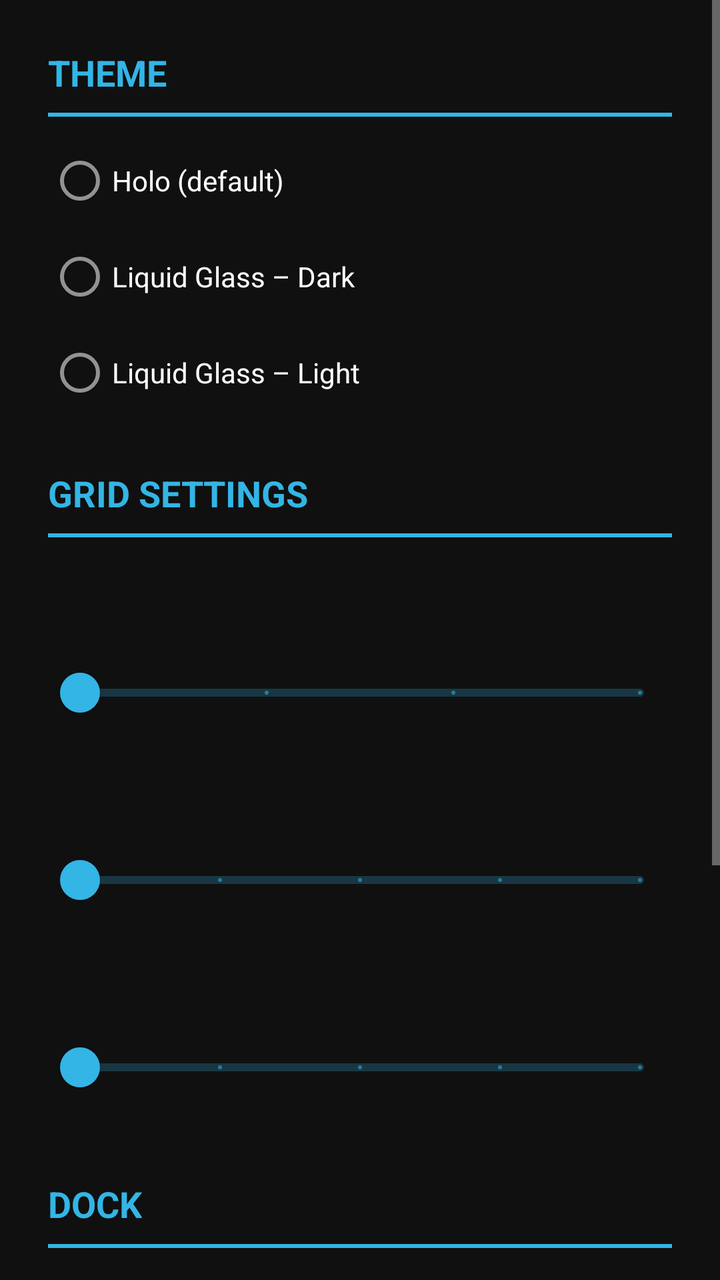
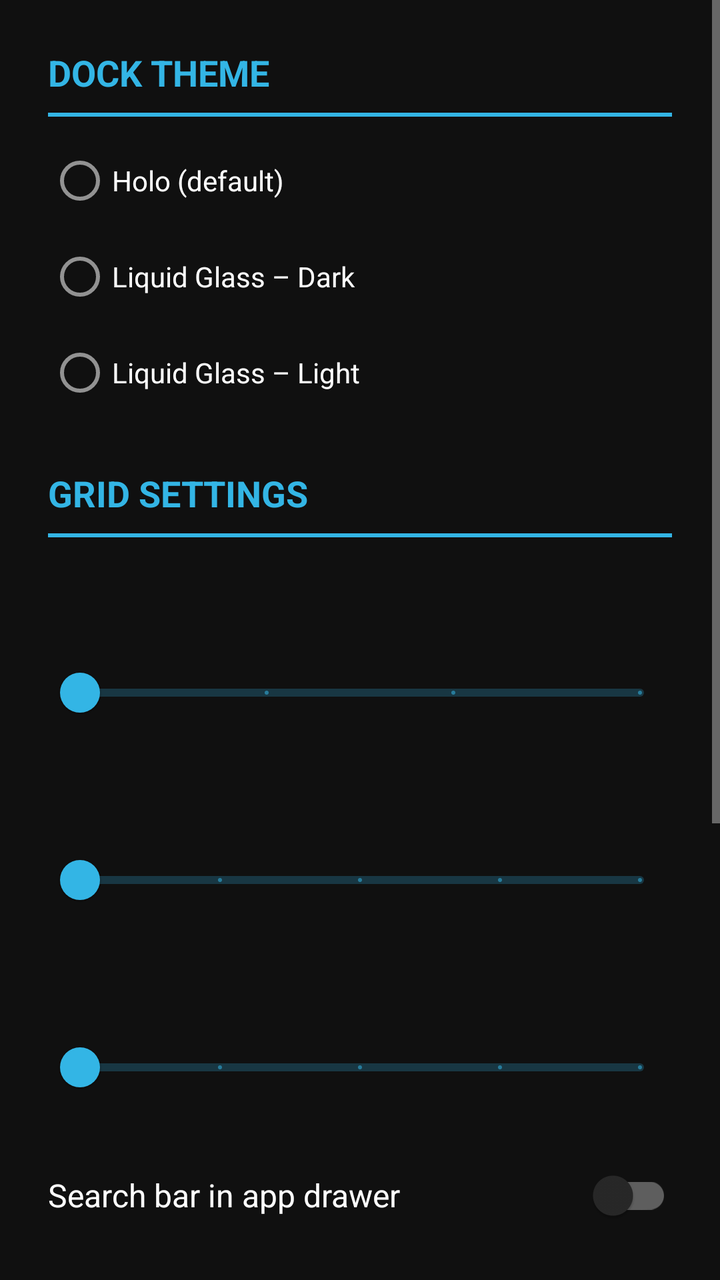

The first picture is an Android layout as it rendered before a commit; the second is the same layout after the commit. The layout source and the unified diff follow.
<!-- AndroidManifest.xml: activity theme Theme.HoloSettings -->
<!-- res/layout/activity_customize.xml -->
<?xml version="1.0" encoding="utf-8"?>
<ScrollView xmlns:android="http://schemas.android.com/apk/res/android"
    android:layout_width="match_parent"
    android:layout_height="match_parent"
    android:fitsSystemWindows="true">

    <LinearLayout
        android:layout_width="match_parent"
        android:layout_height="wrap_content"
        android:orientation="vertical"
        android:padding="24dp">


        <TextView
            android:layout_width="wrap_content"
            android:layout_height="wrap_content"
            android:text="@string/theme"
            android:textAllCaps="true"
            android:textColor="@color/holo_blue"
            android:textSize="18sp"
            android:textStyle="bold" />

        <View
            android:layout_width="match_parent"
            android:layout_height="2dp"
            android:layout_marginTop="8dp"
            android:layout_marginBottom="8dp"
            android:background="@color/holo_blue" />

        <RadioGroup
            android:id="@+id/group_theme"
            android:layout_width="match_parent"
            android:layout_height="wrap_content"
            android:layout_marginBottom="24dp">

            <RadioButton
                android:id="@+id/radio_theme_holo"
                android:layout_width="match_parent"
                android:layout_height="wrap_content"
                android:text="@string/theme_holo"
                android:textColor="#FFFFFF" />

            <RadioButton
                android:id="@+id/radio_theme_glass_dark"
                android:layout_width="match_parent"
                android:layout_height="wrap_content"
                android:text="@string/theme_glass_dark"
                android:textColor="#FFFFFF" />

            <RadioButton
                android:id="@+id/radio_theme_glass_light"
                android:layout_width="match_parent"
                android:layout_height="wrap_content"
                android:text="@string/theme_glass_light"
                android:textColor="#FFFFFF" />
        </RadioGroup>

        <TextView
            android:layout_width="wrap_content"
            android:layout_height="wrap_content"
            android:text="@string/grid_settings"
            android:textAllCaps="true"
            android:textColor="@color/holo_blue"
            android:textSize="18sp"
            android:textStyle="bold" />

        <View
            android:layout_width="match_parent"
            android:layout_height="2dp"
            android:layout_marginTop="8dp"
            android:layout_marginBottom="24dp"
            android:background="@color/holo_blue" />

        <TextView
            android:id="@+id/label_home_cols"
            android:layout_width="match_parent"
            android:layout_height="wrap_content"
            android:layout_marginTop="8dp"
            android:textColor="#FFFFFF"
            android:textSize="16sp" />

        <com.google.android.material.slider.Slider
            android:id="@+id/slider_home_cols"
            android:layout_width="match_parent"
            android:layout_height="wrap_content"
            android:layout_marginBottom="16dp"
            android:stepSize="1"
            android:valueFrom="3"
            android:valueTo="6" />

        <TextView
            android:id="@+id/label_home_rows"
            android:layout_width="match_parent"
            android:layout_height="wrap_content"
            android:layout_marginTop="8dp"
            android:textColor="#FFFFFF"
            android:textSize="16sp" />

        <com.google.android.material.slider.Slider
            android:id="@+id/slider_home_rows"
            android:layout_width="match_parent"
            android:layout_height="wrap_content"
            android:layout_marginBottom="16dp"
            android:stepSize="1"
            android:valueFrom="3"
            android:valueTo="7" />

        <TextView
            android:id="@+id/label_drawer_cols"
            android:layout_width="match_parent"
            android:layout_height="wrap_content"
            android:layout_marginTop="8dp"
            android:textColor="#FFFFFF"
            android:textSize="16sp" />

        <com.google.android.material.slider.Slider
            android:id="@+id/slider_drawer_cols"
            android:layout_width="match_parent"
            android:layout_height="wrap_content"
            android:layout_marginBottom="16dp"
            android:stepSize="1"
            android:valueFrom="3"
            android:valueTo="7" />

        <TextView
            android:layout_width="wrap_content"
            android:layout_height="wrap_content"
            android:layout_marginTop="16dp"
            android:text="@string/dock_settings"
            android:textAllCaps="true"
            android:textColor="@color/holo_blue"
            android:textSize="18sp"
            android:textStyle="bold" />

        <View
            android:layout_width="match_parent"
            android:layout_height="2dp"
            android:layout_marginTop="8dp"
            android:layout_marginBottom="16dp"
            android:background="@color/holo_blue" />

        <com.google.android.material.switchmaterial.SwitchMaterial
            android:id="@+id/switch_haptics"
            android:layout_width="match_parent"
            android:layout_height="wrap_content"
            android:layout_marginBottom="16dp"
            android:text="@string/haptics"
            android:textColor="#FFFFFF"
            android:textSize="16sp" />

        <com.google.android.material.switchmaterial.SwitchMaterial
            android:id="@+id/switch_dock_two_rows"
            android:layout_width="match_parent"
            android:layout_height="wrap_content"
            android:text="@string/dock_two_rows"
            android:textColor="#FFFFFF"
            android:textSize="16sp" />

        <TextView
            android:layout_width="match_parent"
            android:layout_height="wrap_content"
            android:layout_marginBottom="16dp"
            android:text="@string/dock_two_rows_hint"
            android:textColor="#99FFFFFF"
            android:textSize="13sp" />

        <TextView
            android:layout_width="match_parent"
            android:layout_height="wrap_content"
            android:text="@string/search_widget"
            android:textColor="#FFFFFF"
            android:textSize="16sp" />

        <RadioGroup
            android:id="@+id/group_search"
            android:layout_width="match_parent"
            android:layout_height="wrap_content"
            android:layout_marginTop="4dp">

            <RadioButton
                android:id="@+id/radio_search_builtin"
                android:layout_width="match_parent"
                android:layout_height="wrap_content"
                android:text="@string/search_builtin"
                android:textColor="#FFFFFF" />

            <RadioButton
                android:id="@+id/radio_search_google"
                android:layout_width="match_parent"
                android:layout_height="wrap_content"
                android:text="@string/search_google"
                android:textColor="#FFFFFF" />
        </RadioGroup>

    </LinearLayout>
</ScrollView>
<!-- resources referenced by this layout -->
<resources>
  <color name="holo_blue">#33B5E5</color>
  <string name="dock_settings">Dock</string>
  <string name="dock_two_rows">Two-row dock</string>
  <string name="dock_two_rows_hint">The second row holds the search bar or a search widget</string>
  <string name="grid_settings">Grid settings</string>
  <string name="haptics">Haptic feedback</string>
  <string name="search_builtin">Built-in search bar</string>
  <string name="search_google">Google Search widget</string>
  <string name="search_widget">Search widget</string>
  <string name="theme">Theme</string>
  <string name="theme_glass_dark">Liquid Glass – Dark</string>
  <string name="theme_glass_light">Liquid Glass – Light</string>
  <string name="theme_holo">Holo (default)</string>
  <style name="Theme.HoloSettings" parent="Theme.MaterialComponents.NoActionBar">
          <item name="colorPrimary">@color/holo_blue</item>
          <item name="colorPrimaryVariant">@color/holo_blue_dark</item>
          <item name="colorOnPrimary">@android:color/black</item>
          <item name="colorSecondary">@color/holo_blue</item>
          <item name="android:windowBackground">@color/holo_bg</item>
          <item name="android:statusBarColor">@android:color/black</item>
          <item name="android:navigationBarColor">@android:color/black</item>
      </style>
  <color name="holo_blue_dark">#0099CC</color>
  <color name="holo_bg">#101010</color>
</resources>

<!-- the commit's change to res/layout/activity_customize.xml (unified diff, before → after) -->
@@ -121,6 +121,14 @@
             android:stepSize="1"
             android:valueFrom="3"
             android:valueTo="7" />
+
+        <com.google.android.material.switchmaterial.SwitchMaterial
+            android:id="@+id/switch_drawer_search"
+            android:layout_width="match_parent"
+            android:layout_height="wrap_content"
+            android:text="@string/drawer_search"
+            android:textColor="#FFFFFF"
+            android:textSize="16sp" />
 
         <TextView
             android:layout_width="wrap_content"
<!-- resource entries referenced after the edit -->
@@ -4,12 +4,13 @@
   <string name="dock_settings">Dock</string>
   <string name="dock_two_rows">Two-row dock</string>
   <string name="dock_two_rows_hint">The second row holds the search bar or a search widget</string>
+  <string name="drawer_search">Search bar in app drawer</string>
   <string name="grid_settings">Grid settings</string>
   <string name="haptics">Haptic feedback</string>
   <string name="search_builtin">Built-in search bar</string>
   <string name="search_google">Google Search widget</string>
   <string name="search_widget">Search widget</string>
-  <string name="theme">Theme</string>
+  <string name="theme">Dock theme</string>
   <string name="theme_glass_dark">Liquid Glass – Dark</string>
   <string name="theme_glass_light">Liquid Glass – Light</string>
   <string name="theme_holo">Holo (default)</string>
